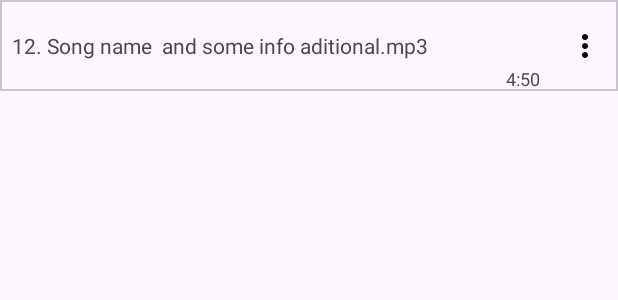
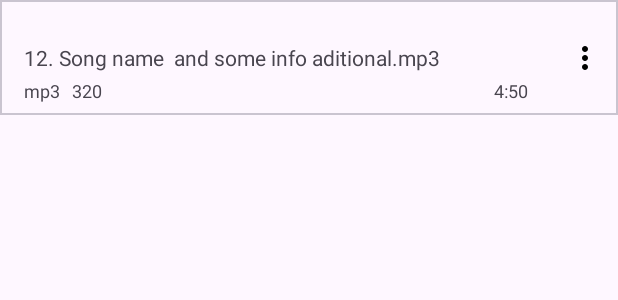
Before and after one commit to hall9zeha/MusicPlayerApp, an Android app: the layout item_song.xml on its own in the app's theme, with its tools: preview values and no code run, on a phone screen of 412 x 824 dp. Shown: the top 300 px of the screen. Run offline under Robolectric (Android 15) with nearby library versions, the phone set to English and light mode, and no system bars.

Commit message:
Added extra info of track on item song layout

```diff
--- a/app/src/main/java/com/barryzeha/ktmusicplayer/view/ui/adapters/MusicListAdapter.kt
+++ b/app/src/main/java/com/barryzeha/ktmusicplayer/view/ui/adapters/MusicListAdapter.kt
@@ -1,11 +1,13 @@
 package com.barryzeha.ktmusicplayer.view.ui.adapters
 
+import android.media.MediaMetadataRetriever
 import android.media.MediaPlayer
 import android.util.Log
 import android.view.LayoutInflater
 import android.view.View
 import android.view.ViewGroup
 import androidx.recyclerview.widget.RecyclerView
+import com.barryzeha.core.common.getBitrate
 import com.barryzeha.core.common.getTimeOfSong
 import com.barryzeha.core.entities.SongEntity
 import com.barryzeha.ktmusicplayer.R
@@ -55,10 +57,21 @@ class MusicListAdapter(private val onItemClick:(SongEntity)->Unit ): RecyclerVie
             val mediaPlayer = MediaPlayer()
             mediaPlayer.setDataSource(song.pathLocation)
             mediaPlayer.prepare()
+            val info=mediaPlayer.trackInfo
+            for(i in info){
+                if(i.trackType == MediaPlayer.TrackInfo.MEDIA_TRACK_TYPE_AUDIO)
+                    tvBitrate.text=String.format("%s::kbps",getBitrate(song.pathLocation!!).toString())
+
+            }
+
+
+            tvSongDesc.text=song.pathLocation
             tvDuration.text= getTimeOfSong( (mediaPlayer.duration).toLong())
-            tvSongDesc.text=song.pathLocation
+            //tvFileFormat.text = String.format("::%s",song.pathLocation?.substring(song.pathLocation?.lastIndexOf(".")!! +1))
+            tvFileFormat.text = String.format("::%s",song.pathLocation?.substringAfterLast(".","NA"))
             root.setOnClickListener { onItemClick(song) }
         }
+
     }
 
 }
--- a/app/src/main/java/com/barryzeha/ktmusicplayer/view/ui/fragments/ListPlayerFragment.kt
+++ b/app/src/main/java/com/barryzeha/ktmusicplayer/view/ui/fragments/ListPlayerFragment.kt
@@ -171,6 +171,7 @@ class ListPlayerFragment : Fragment() {
                         mediaPlayer.start()
 
 
+
                     }else{
                         launcherPermission.launch(Manifest.permission.READ_EXTERNAL_STORAGE)
                     }
--- a/app/src/main/res/layout/item_song.xml
+++ b/app/src/main/res/layout/item_song.xml
@@ -24,11 +24,7 @@
             app:layout_constraintEnd_toStartOf="@id/ivOptions"
             app:layout_constraintTop_toTopOf="parent"
             app:layout_constraintBottom_toBottomOf="parent"
-            android:layout_marginTop="16dp"
-            android:layout_marginBottom="16dp"
-            android:layout_marginStart="8dp"
-            android:layout_marginEnd="8dp"
-            app:layout_goneMarginBottom="8dp"
+            android:layout_margin="16dp"
             />
         <com.google.android.material.textview.MaterialTextView
             android:id="@+id/tvDuration"
@@ -41,6 +37,33 @@
             app:layout_constraintBottom_toBottomOf="parent"
             app:layout_constraintEnd_toEndOf="@id/tvSongDesc"
             android:layout_marginTop="4dp"
+            android:layout_marginBottom="8dp"
+            />
+        <com.google.android.material.textview.MaterialTextView
+            android:id="@+id/tvFileFormat"
+            android:layout_width="0dp"
+            android:layout_height="wrap_content"
+            android:maxLines="1"
+            android:textSize="12sp"
+            tools:text="mp3"
+            app:layout_constraintStart_toStartOf="@id/tvSongDesc"
+            app:layout_constraintTop_toBottomOf="@id/tvSongDesc"
+            app:layout_constraintBottom_toBottomOf="parent"
+            android:layout_marginTop="4dp"
+            android:layout_marginBottom="8dp"
+            />
+        <com.google.android.material.textview.MaterialTextView
+            android:id="@+id/tvBitrate"
+            android:layout_width="0dp"
+            android:layout_height="wrap_content"
+            android:maxLines="1"
+            android:textSize="12sp"
+            tools:text="320"
+            app:layout_constraintStart_toEndOf="@id/tvFileFormat"
+            app:layout_constraintBottom_toBottomOf="parent"
+            android:layout_marginStart="8dp"
+            android:layout_marginTop="4dp"
+            android:layout_marginBottom="8dp"
             />
         <ImageButton
             android:id="@+id/ivOptions"
--- a/core/src/main/java/com/barryzeha/core/common/Helpers.kt
+++ b/core/src/main/java/com/barryzeha/core/common/Helpers.kt
@@ -2,6 +2,7 @@ package com.barryzeha.core.common
 
 import android.content.Context
 import android.content.pm.PackageManager
+import android.media.MediaMetadataRetriever
 import android.net.Uri
 import android.provider.OpenableColumns
 import android.util.Log
@@ -68,3 +69,10 @@ fun getRealPathFromURI(uri: Uri, context: Context): String? {
     }
     return file.path
 }
+fun getBitrate(pathFile: String): Int? {
+    val retriever = MediaMetadataRetriever()
+    retriever.setDataSource(pathFile)
+    val bitrate = retriever.extractMetadata(MediaMetadataRetriever.METADATA_KEY_BITRATE)?.toInt()
+    retriever.release()
+    return bitrate?.div(1000)
+}
```
